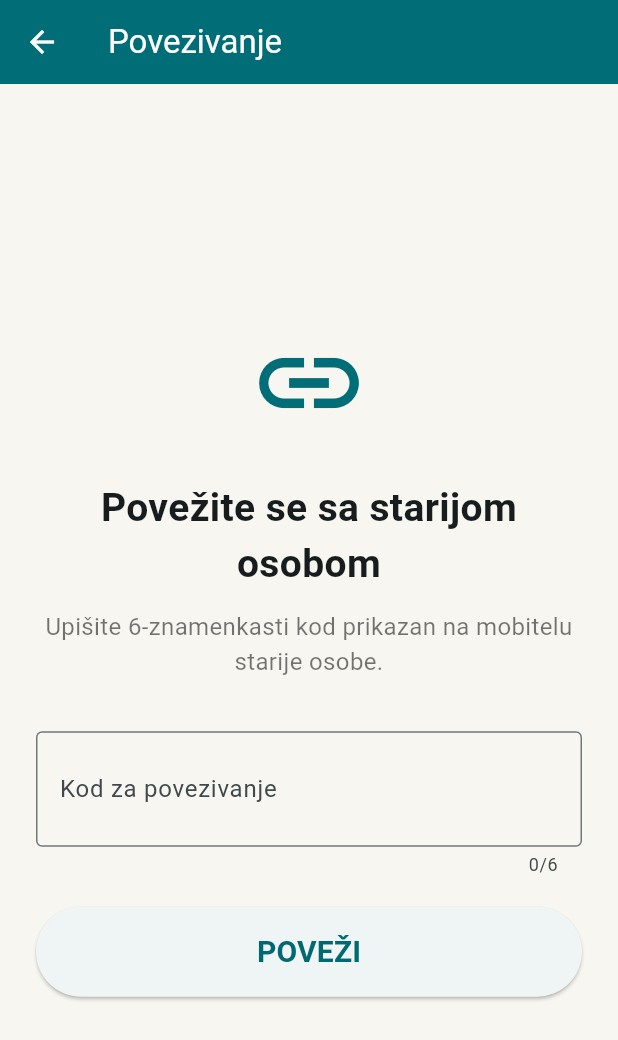
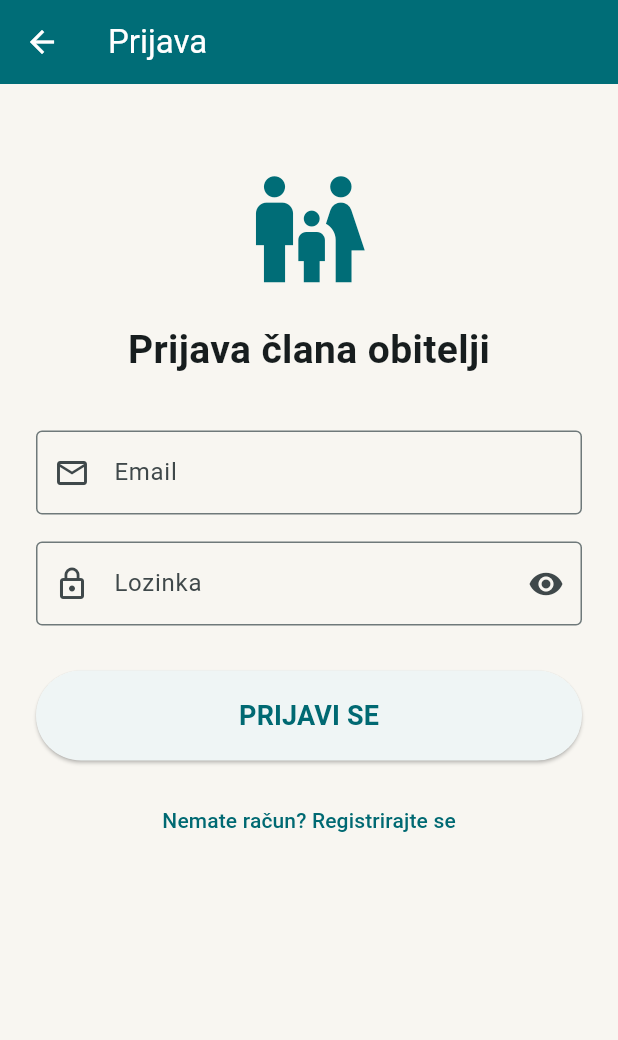
Before and after one commit to lukaMM16/senior-safety, a Flutter app: the screen it shows after launch, after a tap on "ČLAN OBITELJI", on a phone screen of 412 x 824 dp. Shown: the top 1040 px of the screen. Run offline on Flutter 3.47's test engine with Material 3 defaults, Android fonts, the phone set to English and light mode, and no system bars; our stand-ins replace cloud_firestore, firebase_auth, firebase_core, firebase_messaging, flutter_local_notifications, shared_preferences; accounts and stored records are empty.

Commit message:
Add family authentication flow

```diff
--- a/lib/main.dart
+++ b/lib/main.dart
@@ -8,6 +8,7 @@ import 'package:cloud_firestore/cloud_firestore.dart';
 import 'package:firebase_messaging/firebase_messaging.dart';
 import 'package:flutter_local_notifications/flutter_local_notifications.dart';
 import 'package:shared_preferences/shared_preferences.dart';
+import 'screens/family_auth_screen.dart';
 
 final FlutterLocalNotificationsPlugin localNotifications =
 FlutterLocalNotificationsPlugin();
@@ -485,29 +486,17 @@ class RoleSelectionScreen extends StatelessWidget {
   Future<void> openFamily(
       BuildContext context,
       ) async {
-    final savedCode =
-        await getSavedFamilyCode();
+    final result = await Navigator.push<bool>(
+      context,
+      MaterialPageRoute(
+        builder: (context) =>
+        const FamilyAuthScreen(),
+      ),
+    );
 
     if (!context.mounted) return;
 
-    if (savedCode != null) {
-      await saveRole(familyRole);
-
-      if (!context.mounted) return;
-
-      Navigator.push(
-        context,
-        MaterialPageRoute(
-          builder: (context) =>
-              FamilyScreen(
-            familyCode: savedCode,
-          ),
-        ),
-      );
-
-      return;
-    }
-
+    if (result == true) {
       Navigator.push(
         context,
         MaterialPageRoute(
@@ -515,6 +504,7 @@ class RoleSelectionScreen extends StatelessWidget {
           const FamilyPairingScreen(),
         ),
       );
+    }
   }
 
   @override
--- /dev/null
+++ b/lib/screens/family_auth_screen.dart
@@ -0,0 +1,251 @@
+import 'package:firebase_auth/firebase_auth.dart';
+import 'package:flutter/material.dart';
+
+import '../services/auth_service.dart';
+
+class FamilyAuthScreen extends StatefulWidget {
+  const FamilyAuthScreen({super.key});
+
+  @override
+  State<FamilyAuthScreen> createState() => _FamilyAuthScreenState();
+}
+
+class _FamilyAuthScreenState extends State<FamilyAuthScreen> {
+  final AuthService authService = AuthService();
+
+  final TextEditingController emailController = TextEditingController();
+  final TextEditingController passwordController = TextEditingController();
+  final TextEditingController confirmPasswordController =
+  TextEditingController();
+
+  bool isRegisterMode = false;
+  bool loading = false;
+  bool hidePassword = true;
+
+  @override
+  void dispose() {
+    emailController.dispose();
+    passwordController.dispose();
+    confirmPasswordController.dispose();
+    super.dispose();
+  }
+
+  Future<void> submit() async {
+    final email = emailController.text.trim();
+    final password = passwordController.text;
+    final confirmPassword = confirmPasswordController.text;
+
+    if (email.isEmpty || password.isEmpty) {
+      showMessage('Upišite email i lozinku.');
+      return;
+    }
+
+    if (isRegisterMode && password != confirmPassword) {
+      showMessage('Lozinke se ne podudaraju.');
+      return;
+    }
+
+    if (password.length < 6) {
+      showMessage('Lozinka mora imati najmanje 6 znakova.');
+      return;
+    }
+
+    setState(() {
+      loading = true;
+    });
+
+    try {
+      if (isRegisterMode) {
+        await authService.registerFamilyMember(
+          email: email,
+          password: password,
+        );
+      } else {
+        await authService.signInFamilyMember(
+          email: email,
+          password: password,
+        );
+      }
+
+      if (!mounted) return;
+
+      Navigator.pop(context, true);
+    } on FirebaseAuthException catch (e) {
+      if (!mounted) return;
+
+      showMessage(_firebaseErrorMessage(e));
+    } catch (e) {
+      if (!mounted) return;
+
+      showMessage('Dogodila se greška. Pokušajte ponovno.');
+    } finally {
+      if (mounted) {
+        setState(() {
+          loading = false;
+        });
+      }
+    }
+  }
+
+  void showMessage(String message) {
+    ScaffoldMessenger.of(context).showSnackBar(
+      SnackBar(
+        content: Text(message),
+      ),
+    );
+  }
+
+  String _firebaseErrorMessage(FirebaseAuthException error) {
+    switch (error.code) {
+      case 'email-already-in-use':
+        return 'Korisnik s ovim emailom već postoji.';
+      case 'invalid-email':
+        return 'Email adresa nije ispravna.';
+      case 'weak-password':
+        return 'Lozinka je preslaba.';
+      case 'user-not-found':
+      case 'wrong-password':
+      case 'invalid-credential':
+        return 'Email ili lozinka nisu ispravni.';
+      case 'too-many-requests':
+        return 'Previše pokušaja. Pokušajte ponovno kasnije.';
+      case 'network-request-failed':
+        return 'Provjerite internetsku vezu.';
+      default:
+        return 'Greška pri prijavi: ${error.code}';
+    }
+  }
+
+  @override
+  Widget build(BuildContext context) {
+    return Scaffold(
+      backgroundColor: const Color(0xFFF8F6F1),
+      appBar: AppBar(
+        title: Text(
+          isRegisterMode ? 'Registracija' : 'Prijava',
+        ),
+        backgroundColor: const Color(0xFF006D77),
+        foregroundColor: Colors.white,
+      ),
+      body: SafeArea(
+        child: SingleChildScrollView(
+          padding: const EdgeInsets.all(24),
+          child: Column(
+            children: [
+              const SizedBox(height: 30),
+
+              const Icon(
+                Icons.family_restroom,
+                size: 85,
+                color: Color(0xFF006D77),
+              ),
+
+              const SizedBox(height: 20),
+
+              Text(
+                isRegisterMode
+                    ? 'Napravite račun člana obitelji'
+                    : 'Prijava člana obitelji',
+                textAlign: TextAlign.center,
+                style: const TextStyle(
+                  fontSize: 26,
+                  fontWeight: FontWeight.bold,
+                ),
+              ),
+
+              const SizedBox(height: 35),
+
+              TextField(
+                controller: emailController,
+                keyboardType: TextInputType.emailAddress,
+                autocorrect: false,
+                decoration: const InputDecoration(
+                  labelText: 'Email',
+                  prefixIcon: Icon(Icons.email_outlined),
+                  border: OutlineInputBorder(),
+                ),
+              ),
+
+              const SizedBox(height: 18),
+
+              TextField(
+                controller: passwordController,
+                obscureText: hidePassword,
+                decoration: InputDecoration(
+                  labelText: 'Lozinka',
+                  prefixIcon: const Icon(Icons.lock_outline),
+                  border: const OutlineInputBorder(),
+                  suffixIcon: IconButton(
+                    onPressed: () {
+                      setState(() {
+                        hidePassword = !hidePassword;
+                      });
+                    },
+                    icon: Icon(
+                      hidePassword
+                          ? Icons.visibility
+                          : Icons.visibility_off,
+                    ),
+                  ),
+                ),
+              ),
+
+              if (isRegisterMode) ...[
+                const SizedBox(height: 18),
+
+                TextField(
+                  controller: confirmPasswordController,
+                  obscureText: hidePassword,
+                  decoration: const InputDecoration(
+                    labelText: 'Ponovite lozinku',
+                    prefixIcon: Icon(Icons.lock_outline),
+                    border: OutlineInputBorder(),
+                  ),
+                ),
+              ],
+
+              const SizedBox(height: 30),
+
+              SizedBox(
+                width: double.infinity,
+                height: 60,
+                child: ElevatedButton(
+                  onPressed: loading ? null : submit,
+                  child: loading
+                      ? const CircularProgressIndicator()
+                      : Text(
+                    isRegisterMode
+                        ? 'REGISTRIRAJ SE'
+                        : 'PRIJAVI SE',
+                    style: const TextStyle(
+                      fontSize: 18,
+                      fontWeight: FontWeight.bold,
+                    ),
+                  ),
+                ),
+              ),
+
+              const SizedBox(height: 16),
+
+              TextButton(
+                onPressed: loading
+                    ? null
+                    : () {
+                  setState(() {
+                    isRegisterMode = !isRegisterMode;
+                    confirmPasswordController.clear();
+                  });
+                },
+                child: Text(
+                  isRegisterMode
+                      ? 'Već imate račun? Prijavite se'
+                      : 'Nemate račun? Registrirajte se',
+                ),
+              ),
+            ],
+          ),
+        ),
+      ),
+    );
+  }
+}
--- /dev/null
+++ b/lib/services/auth_service.dart
@@ -0,0 +1,33 @@
+import 'package:firebase_auth/firebase_auth.dart';
+
+class AuthService {
+  final FirebaseAuth _auth = FirebaseAuth.instance;
+
+  User? get currentUser => _auth.currentUser;
+
+  Stream<User?> get authStateChanges => _auth.authStateChanges();
+
+  Future<UserCredential> registerFamilyMember({
+    required String email,
+    required String password,
+  }) async {
+    return await _auth.createUserWithEmailAndPassword(
+      email: email.trim(),
+      password: password,
+    );
+  }
+
+  Future<UserCredential> signInFamilyMember({
+    required String email,
+    required String password,
+  }) async {
+    return await _auth.signInWithEmailAndPassword(
+      email: email.trim(),
+      password: password,
+    );
+  }
+
+  Future<void> signOut() async {
+    await _auth.signOut();
+  }
+}
--- a/pubspec.yaml
+++ b/pubspec.yaml
@@ -39,6 +39,7 @@ dependencies:
   firebase_messaging: ^16.6.0
   flutter_local_notifications: ^22.3.1
   shared_preferences: ^2.5.5
+  firebase_auth: ^6.7.0
 
 dev_dependencies:
   flutter_test:
```
Also changed, not shown: pubspec.lock, 3 other files. Lines whose indentation alone changed are shown as unchanged.
